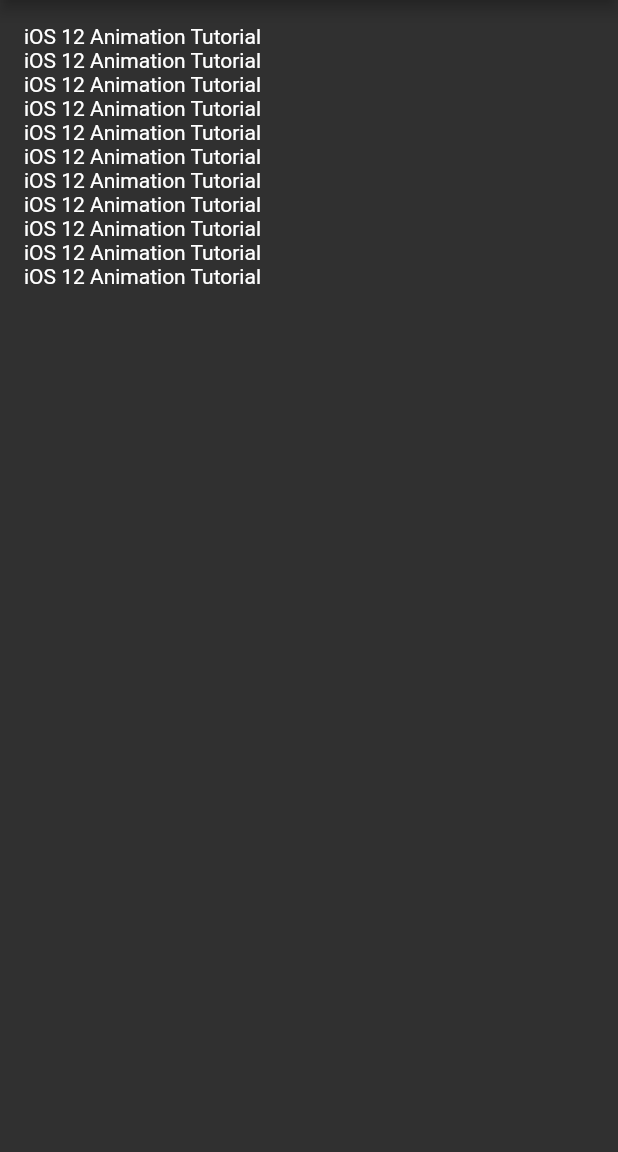
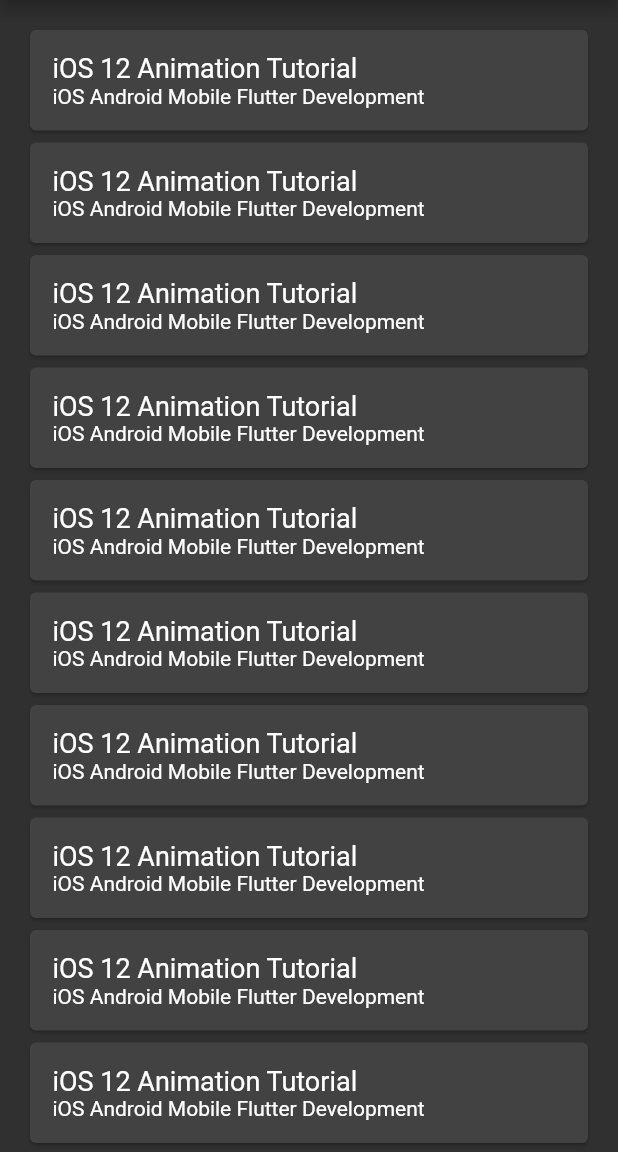
Before and after one commit to zachcervi/radcode, a Flutter app: the screen it shows after launch, on a phone screen of 412 x 824 dp, the part 84-1236 px from its top. Run offline on Flutter 3.47's test engine with Material 2 defaults, Android fonts, the phone set to English and light mode, and no system bars.

Commit message:
created post card for list view

```diff
--- /dev/null
+++ b/lib/widgets/post_card.dart
@@ -0,0 +1,18 @@
+import 'package:flutter/material.dart';
+import 'package:radcode/model/post.dart';
+
+Widget buildPostCard(Post post) {
+  return Card(
+      child: Container(
+          padding: EdgeInsets.all(15),
+          child: Column(
+            crossAxisAlignment: CrossAxisAlignment.start,
+            children: [
+              Text(
+                post.title,
+                style: TextStyle(fontSize: 18),
+              ),
+              Text('iOS Android Mobile Flutter Development'),
+            ],
+          )));
+}
--- a/lib/widgets/post_list.dart
+++ b/lib/widgets/post_list.dart
@@ -1,5 +1,6 @@
 import 'package:flutter/material.dart';
 import 'package:radcode/model/dummy_data.dart';
+import 'post_card.dart';
 
 class PostList extends StatelessWidget {
   PostList() : super();
@@ -13,7 +14,7 @@ class PostList extends StatelessWidget {
         padding: EdgeInsets.all(16.0),
         itemBuilder: (BuildContext _context, int i) {
           if (i < posts.length) {
-            return Text(posts[i].title);
+            return buildPostCard(posts[i]);
           }
         },
       ),
```
